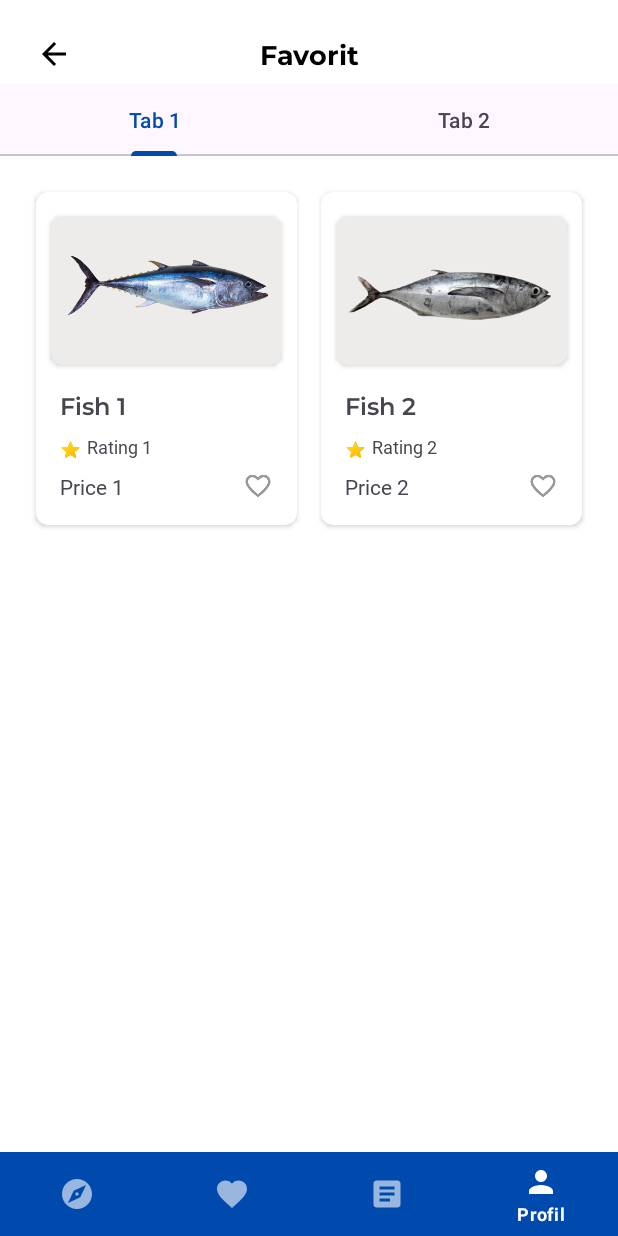
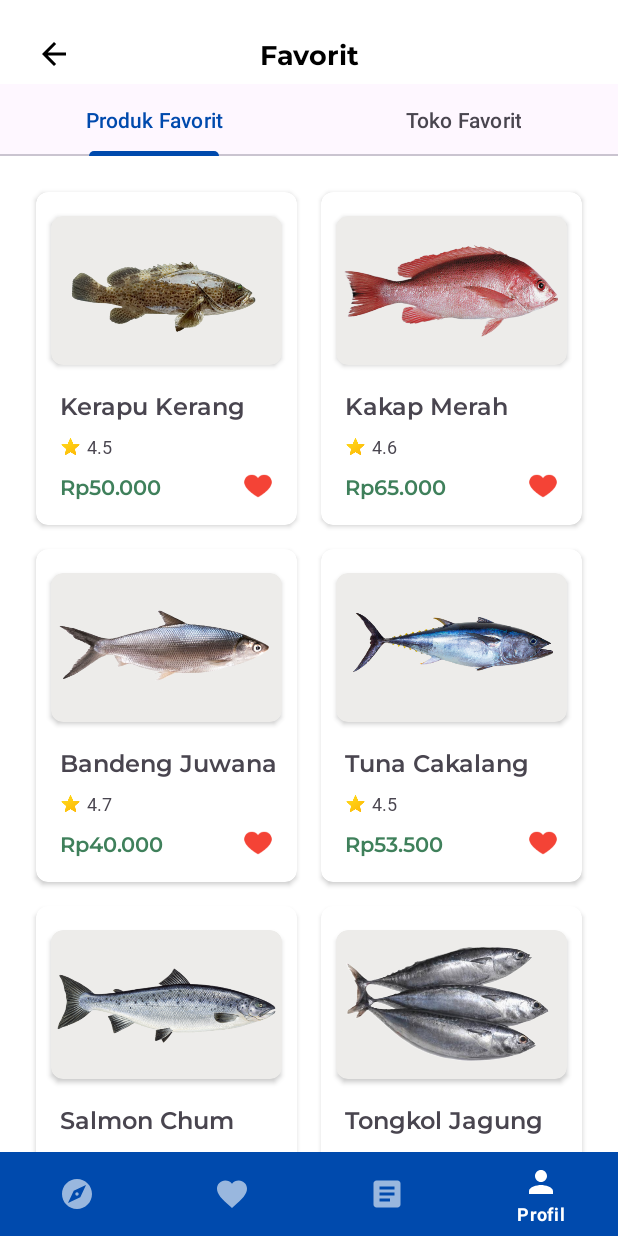
Before and after one commit to aaiisyahn/Belikan, an Android app: the FavoriteActivity screen opened directly, with no data from a screen before it, item 4 of the bottom bar chosen, on a phone screen of 412 x 824 dp. Run offline under Robolectric (Android 15) with nearby library versions, the phone set to English and light mode, and no system bars.

Commit message:
commit menu favorite fish (2)

```diff
--- a/app/src/main/java/com/app/belikan/FavoriteActivity.kt
+++ b/app/src/main/java/com/app/belikan/FavoriteActivity.kt
@@ -1,8 +1,13 @@
 package com.app.belikan
 
+import android.content.Intent
 import androidx.appcompat.app.AppCompatActivity
 import android.os.Bundle
+import android.widget.ImageView
+import androidx.core.view.ViewCompat
+import androidx.core.view.WindowInsetsCompat
 import androidx.viewpager.widget.ViewPager
+import com.google.android.material.bottomnavigation.BottomNavigationView
 import com.google.android.material.tabs.TabLayout
 
 class FavoriteActivity : AppCompatActivity() {
@@ -17,9 +22,22 @@ class FavoriteActivity : AppCompatActivity() {
         val tabLayout: TabLayout = findViewById(R.id.tabLayout)
         tabLayout.setupWithViewPager(viewPager)
 
-        // Memberi nama pada setiap tab
-        tabLayout.getTabAt(0)?.text = "Tab 1"
-        tabLayout.getTabAt(1)?.text = "Tab 2"
+        val bottomNavigation: BottomNavigationView = findViewById(R.id.bottom_navigation)
+        bottomNavigation.selectedItemId = R.id.page_2
+
+        ViewCompat.setOnApplyWindowInsetsListener(findViewById(R.id.appBarLayout)) { v, insets ->
+            val systemBars = insets.getInsets(WindowInsetsCompat.Type.systemBars())
+            v.setPadding(systemBars.left, systemBars.top, systemBars.right, systemBars.bottom)
+            insets
+        }
+
+        val imageView10 = findViewById<ImageView>(R.id.imageView10)
+        imageView10.setOnClickListener {
+            onBackPressed()
+        }
+
+        tabLayout.getTabAt(0)?.text = "Produk Favorit"
+        tabLayout.getTabAt(1)?.text = "Toko Favorit"
 
         viewPager.addOnPageChangeListener(TabLayout.TabLayoutOnPageChangeListener(tabLayout))
         tabLayout.addOnTabSelectedListener(object : TabLayout.OnTabSelectedListener {
@@ -37,5 +55,30 @@ class FavoriteActivity : AppCompatActivity() {
                 // Do nothing
             }
         })
+        bottomNavigation.setOnNavigationItemSelectedListener { item ->
+            when (item.itemId) {
+                R.id.page_1 -> {
+                    val intent = Intent(this, MainActivity::class.java)
+                    startActivity(intent)
+                    true
+                }
+
+                R.id.page_2 -> {
+                    true
+                }
+
+                R.id.page_3 -> {
+                    val intent = Intent(this, DetailStoreActivity::class.java)
+                    startActivity(intent)
+                    true
+                }
+
+                R.id.page_4 -> {
+                    true
+                }
+
+                else -> false
+            }
+        }
     }
 }
--- a/app/src/main/java/com/app/belikan/FavoriteFishAdapter.java
+++ b/app/src/main/java/com/app/belikan/FavoriteFishAdapter.java
@@ -14,9 +14,14 @@ import java.util.List;
 public class FavoriteFishAdapter extends RecyclerView.Adapter<FavoriteFishAdapter.FavoriteFishViewHolder> {
 
     private List<Fish> favoriteFishList;
+    private OnItemClickListener listener; // Menambahkan listener
 
     public FavoriteFishAdapter(List<Fish> favoriteFishList) {
         this.favoriteFishList = favoriteFishList;
+    }
+
+    public void setOnItemClickListener(OnItemClickListener listener) {
+        this.listener = listener;
     }
 
     @NonNull
@@ -31,7 +36,26 @@ public class FavoriteFishAdapter extends RecyclerView.Adapter<FavoriteFishAdapte
     public void onBindViewHolder(@NonNull FavoriteFishViewHolder holder, int position) {
         Fish fish = favoriteFishList.get(position);
         holder.bind(fish);
+
+        // Menangani klik item di sini
+        holder.itemView.setOnClickListener(new View.OnClickListener() {
+            @Override
+            public void onClick(View v) {
+                int adapterPosition = holder.getAdapterPosition();
+                if (adapterPosition != RecyclerView.NO_POSITION) {
+                    // Mengambil objek Fish dari posisi yang diklik
+                    Fish clickedFish = favoriteFishList.get(adapterPosition);
+
+                    // Mengubah status favorit menjadi kebalikannya
+                    clickedFish.setFavorite(!clickedFish.isFavorite());
+
+                    // Memperbarui tampilan item di RecyclerView
+                    notifyItemChanged(adapterPosition);
+                }
+            }
+        });
     }
+
 
     @Override
     public int getItemCount() {
@@ -62,6 +86,11 @@ public class FavoriteFishAdapter extends RecyclerView.Adapter<FavoriteFishAdapte
             imageViewFish.setImageResource(fish.getImageResource());
             imageViewLove.setImageResource(fish.isFavorite() ? R.drawable.ic_redlove : R.drawable.ic_outlinedlove);
         }
+    }
 
+
+    // Antarmuka listener untuk menangani klik item
+    public interface OnItemClickListener {
+        void onItemClick(int position);
     }
 }
--- a/app/src/main/java/com/app/belikan/FavoriteFishFragment.java
+++ b/app/src/main/java/com/app/belikan/FavoriteFishFragment.java
@@ -27,8 +27,17 @@ public class FavoriteFishFragment extends Fragment {
 
         // Inisialisasi data dummy untuk RecyclerView
         favoriteFishList = new ArrayList<>();
-        favoriteFishList.add(new Fish("Fish 1", "Price 1", "Rating 1", R.drawable.tuna, false));
-        favoriteFishList.add(new Fish("Fish 2", "Price 2", "Rating 2", R.drawable.tongkol, false));
+        favoriteFishList.add(new Fish("Kerapu Kerang", "Rp50.000", "4.5", R.drawable.kerapu, true));
+        favoriteFishList.add(new Fish("Kakap Merah", "Rp65.000", "4.6", R.drawable.kakap, true));
+        favoriteFishList.add(new Fish("Bandeng Juwana", "Rp40.000", "4.7", R.drawable.bandeng, true));
+        favoriteFishList.add(new Fish("Tuna Cakalang", "Rp53.500", "4.5", R.drawable.tuna, true));
+        favoriteFishList.add(new Fish("Salmon Chum", "Rp85.000", "4.8", R.drawable.salmon, true));
+        favoriteFishList.add(new Fish("Tongkol Jagung", "Rp45.000", "4.5", R.drawable.tongkoljagung, true));
+        favoriteFishList.add(new Fish("Kakap Merah", "Rp65.000", "4.6", R.drawable.kakap, true));
+        favoriteFishList.add(new Fish("Bandeng Juwana", "Rp40.000", "4.7", R.drawable.bandeng, true));
+        favoriteFishList.add(new Fish("Tuna Cakalang", "Rp53.500", "4.5", R.drawable.tuna, true));
+        favoriteFishList.add(new Fish("Salmon Chum", "Rp85.000", "4.8", R.drawable.salmon, true));
+        favoriteFishList.add(new Fish("Tongkol Jagung", "Rp45.000", "4.5", R.drawable.tongkoljagung, true));
         // Tambahkan data lainnya sesuai kebutuhan Anda
 
         // Inisialisasi RecyclerView
@@ -41,6 +50,22 @@ public class FavoriteFishFragment extends Fragment {
 
         recyclerView.setAdapter(adapter);
 
+        // Tambahkan listener untuk menangani klik item
+        adapter.setOnItemClickListener(new FavoriteFishAdapter.OnItemClickListener() {
+            @Override
+            public void onItemClick(int position) {
+                // Mengambil objek Fish dari posisi yang diklik
+                Fish fish = favoriteFishList.get(position);
+
+                // Mengubah status favorit menjadi kebalikannya
+                fish.setFavorite(!fish.isFavorite());
+
+                // Memperbarui tampilan item di RecyclerView
+                adapter.notifyItemChanged(position);
+            }
+        });
+
+
         return rootView;
     }
 }
--- a/app/src/main/java/com/app/belikan/Fish.java
+++ b/app/src/main/java/com/app/belikan/Fish.java
@@ -5,7 +5,7 @@ public class Fish {
     private String price;
     private String rating;
     private int imageResource;
-    private boolean isFavorite;
+    private boolean isFavorite; // Mengganti favorite menjadi isFavorite
 
     public Fish(String name, String price, String rating, int imageResource, boolean isFavorite) {
         this.name = name;
@@ -34,4 +34,9 @@ public class Fish {
     public boolean isFavorite() {
         return isFavorite;
     }
+
+    // Metode setter untuk mengatur nilai isFavorite
+    public void setFavorite(boolean isFavorite) {
+        this.isFavorite = isFavorite;
+    }
 }
--- a/app/src/main/res/layout/activity_favorite.xml
+++ b/app/src/main/res/layout/activity_favorite.xml
@@ -11,6 +11,7 @@
     <androidx.constraintlayout.widget.ConstraintLayout
         android:id="@+id/contentLayout"
         android:layout_width="match_parent"
+
         android:layout_height="809dp">
 
         <androidx.constraintlayout.widget.ConstraintLayout
@@ -59,13 +60,13 @@
         <!-- ViewPager -->
         <androidx.viewpager.widget.ViewPager
             android:id="@+id/viewPager"
-            android:layout_width="0dp"
+            android:layout_width="wrap_content"
             android:layout_height="wrap_content"
-            app:layout_constraintBottom_toBottomOf="parent"
-            app:layout_constraintEnd_toEndOf="parent"
+            app:layout_constraintTop_toBottomOf="@id/tabLayout"
             app:layout_constraintStart_toStartOf="parent"
-            app:layout_constraintTop_toBottomOf="@id/tabLayout"
-            app:layout_constraintVertical_bias="0" />
+            app:layout_constraintEnd_toEndOf="parent" />
+
+
 
     </androidx.constraintlayout.widget.ConstraintLayout>
 
--- a/app/src/main/res/layout/item_fish_favorite.xml
+++ b/app/src/main/res/layout/item_fish_favorite.xml
@@ -76,9 +76,10 @@
             android:layout_marginStart="16dp"
             android:layout_marginTop="8dp"
             android:layout_marginBottom="16dp"
-            android:fontFamily="@font/montserrat"
+            android:fontFamily="@font/montserratsemibold"
             android:maxLines="2"
             android:text="Price"
+            android:textColor="#3F805B"
             android:textSize="14sp"
             app:layout_constraintBottom_toBottomOf="parent"
             app:layout_constraintStart_toStartOf="parent"
@@ -120,7 +121,7 @@
             android:layout_width="14dp"
             android:layout_height="12dp"
             android:layout_marginStart="16dp"
-            android:layout_marginTop="12dp"
+            android:layout_marginTop="10dp"
             android:scaleType="centerCrop"
             android:src="@drawable/ic_star"
             app:layout_constraintStart_toStartOf="parent"
```
Also changed, not shown: app/src/main/res/drawable/bandeng.png (added), app/src/main/res/drawable/tongkoljagung.png (added).
